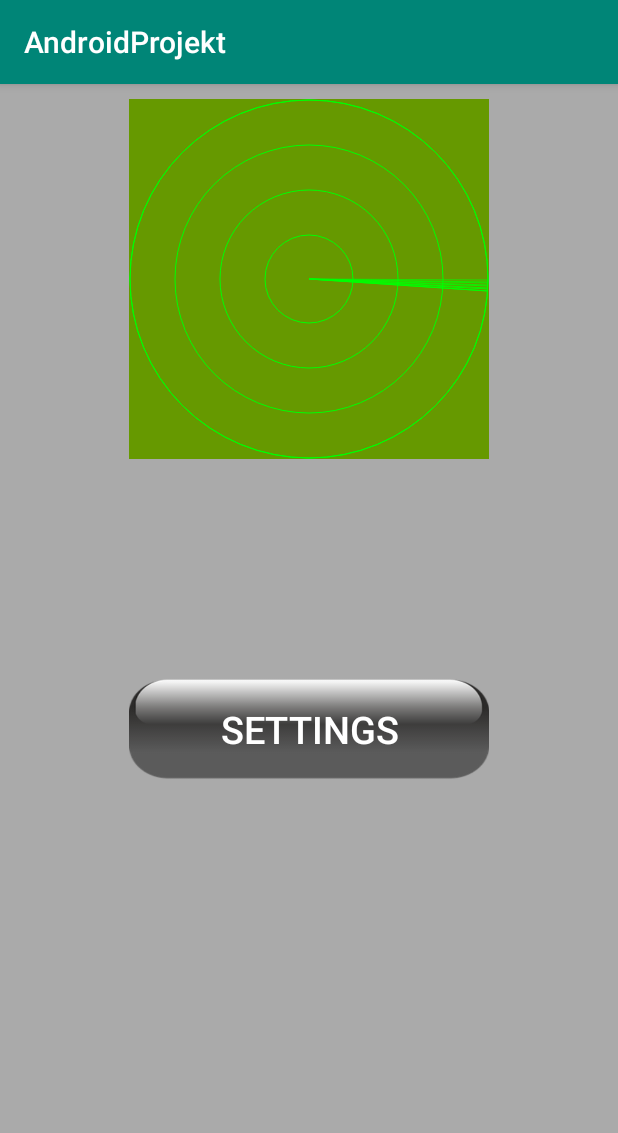
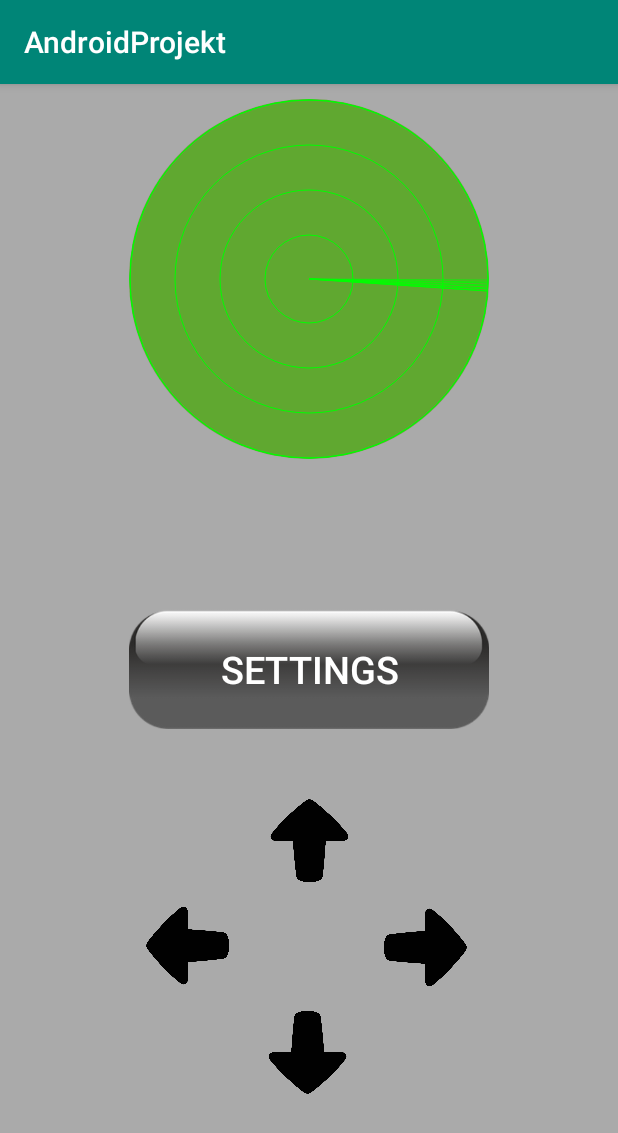
Before and after one commit to alflinusjonsson/AndroidBlueToothCar, an Android app: the screen it shows after launch (MainActivity), on a phone screen of 412 x 824 dp. Shown: the top 1133 px of the screen. Run offline under Robolectric (Android 15) with nearby library versions, the phone set to English and light mode, and no system bars.

Commit message:
Added functions for the arrows, and background to the radar

```diff
--- /dev/null
+++ b/app/src/main/res/drawable/circle.xml
@@ -0,0 +1,11 @@
+<?xml version="1.0" encoding="utf-8"?>
+<selector xmlns:android="http://schemas.android.com/apk/res/android">
+    <item>
+        <shape android:shape="oval">
+            <solid android:color="@color/color_circle" />
+            <size
+                android:width="240dp"
+                android:height="240dp"/>
+        </shape>
+    </item>
+</selector>
--- a/app/src/main/res/layout/main_activity.xml
+++ b/app/src/main/res/layout/main_activity.xml
@@ -1,4 +1,5 @@
 <?xml version="1.0" encoding="utf-8"?>
+
 <LinearLayout xmlns:android="http://schemas.android.com/apk/res/android"
     xmlns:tools="http://schemas.android.com/tools"
     android:layout_gravity="center"
@@ -6,27 +7,70 @@
     android:layout_height="match_parent"
     android:orientation="vertical"
     android:background="@android:color/darker_gray">
-
     <se.j.androidprojekt.RadarView
         android:id="@+id/radarView"
+
         android:layout_marginTop="10dp"
         android:layout_width="240dp"
         android:layout_height="240dp"
         android:layout_gravity="center_horizontal"
-        android:background="@android:color/holo_green_dark"/>
+        android:background="@drawable/circle"
+        />
     <Button
         android:layout_width="240dp"
-        android:layout_height="200dp"
+        android:layout_height="80dp"
         android:id="@+id/Image_settings"
         android:background="@drawable/settingsbutton"
         android:layout_gravity="center_horizontal"
-        android:layout_marginTop="80dp"
+        android:layout_marginTop="100dp"
         android:text="Settings"
         android:textColor="@color/SettingsColor"
         android:textSize="25dp"
         android:fontFamily="sans-serif-medium"
         android:onClick="SettingsButtonClicked"
+        />
+    <ImageButton
+        android:layout_width="70dp"
+        android:layout_height="70dp"
+        android:layout_gravity="center_horizontal"
+        android:layout_marginTop="40dp"
+        android:rotation="90"
+        android:id="@+id/Arrow_top"
+        android:background="@drawable/arrow"
+        android:onClick="ArrowUpPressed"
+        />
 
+    <ImageButton
+        android:layout_width="70dp"
+        android:layout_height="70dp"
+        android:layout_marginTop="0dp"
+        android:layout_gravity="center_horizontal"
+        android:layout_marginLeft="-80dp"
+        android:id="@+id/Arrow_left"
+        android:background="@drawable/arrow"
+        android:onClick="ArrowLeftPressed"
+        />
+    <ImageButton
+        android:layout_width="70dp"
+        android:layout_height="70dp"
+        android:layout_marginTop="-70dp"
+        android:layout_gravity="center_horizontal"
+        android:rotation="180"
+        android:layout_marginLeft="77dp"
+        android:id="@+id/Arrow_right"
+        android:background="@drawable/arrow"
+        android:onClick="ArrowRightPressed"
+        />
+    <ImageButton
+        android:layout_width="70dp"
+        android:layout_height="70dp"
+        android:layout_marginTop="0dp"
+        android:layout_gravity="center_horizontal"
+        android:rotation="270"
+        android:layout_marginLeft="0dp"
+        android:id="@+id/Arrow_down"
+        android:background="@drawable/arrow"
+        android:onClick="ArrowDownPressed"
         />
 
 </LinearLayout>
--- a/app/src/main/res/values/colors.xml
+++ b/app/src/main/res/values/colors.xml
@@ -4,4 +4,5 @@
     <color name="colorPrimaryDark">#00574B</color>
     <color name="colorAccent">#D81B60</color>
     <color name="SettingsColor">#FFFFFF</color>
+    <color name="color_circle">#60A830</color>
 </resources>
```
Also changed, not shown: app/src/main/java/se/j/androidprojekt/MainActivity.java (+74 -3 lines), app/src/main/res/drawable/arrow.png (added), app/src/main/res/drawable/settingsbutton.png.
